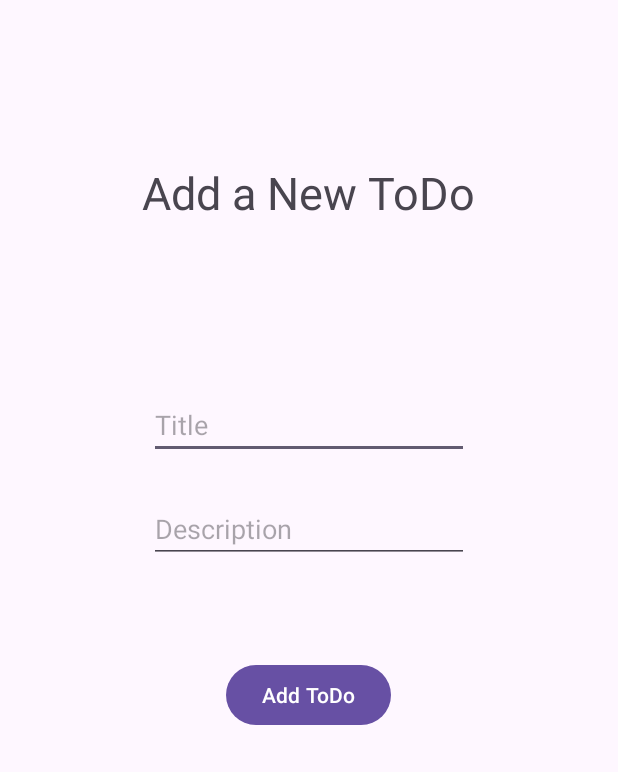
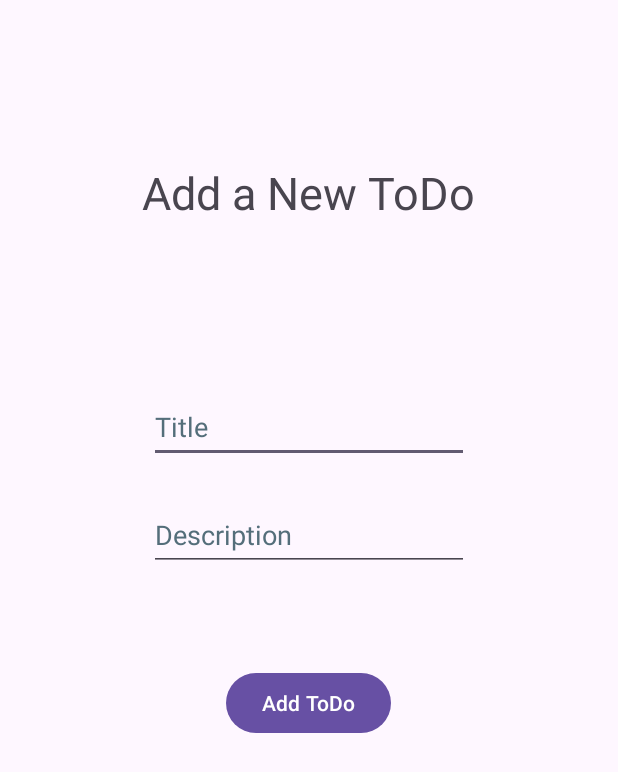
Before and after one commit to Pathum-Tharaka/ToDo-mobile-app, an Android app: the screen it shows after launch (AddToDo), after a tap on "Add ToDo", on a phone screen of 412 x 824 dp. Shown: the top 772 px of the screen. Run offline under Robolectric (Android 15) with nearby library versions, the phone set to English and light mode, and no system bars.

Commit message:
error change

```diff
--- a/app/src/main/java/com/example/mobileapp/AddToDo.kt
+++ b/app/src/main/java/com/example/mobileapp/AddToDo.kt
@@ -2,11 +2,10 @@ package com.example.mobileapp
 
 import android.content.Context
 import android.content.Intent
-import androidx.appcompat.app.AppCompatActivity
 import android.os.Bundle
-import android.view.View
 import android.widget.Button
 import android.widget.EditText
+import androidx.appcompat.app.AppCompatActivity
 
 
 class AddToDo : AppCompatActivity() {
--- a/app/src/main/java/com/example/mobileapp/EditToDo.kt
+++ b/app/src/main/java/com/example/mobileapp/EditToDo.kt
@@ -3,11 +3,10 @@ package com.example.mobileapp
 
 import android.content.Context
 import android.content.Intent
-import androidx.appcompat.app.AppCompatActivity
 import android.os.Bundle
-import android.view.View
 import android.widget.Button
 import android.widget.EditText
+import androidx.appcompat.app.AppCompatActivity
 
 class EditToDo : AppCompatActivity() {
 
--- a/app/src/main/java/com/example/mobileapp/MainActivity.kt
+++ b/app/src/main/java/com/example/mobileapp/MainActivity.kt
@@ -1,15 +1,15 @@
 package com.example.mobileapp
 
+import android.annotation.SuppressLint
 import android.app.AlertDialog
 import android.content.Context
 import android.content.Intent
-import androidx.appcompat.app.AppCompatActivity
 import android.os.Bundle
-import android.view.View
 import android.widget.AdapterView
 import android.widget.Button
 import android.widget.ListView
 import android.widget.TextView
+import androidx.appcompat.app.AppCompatActivity
 
 
 class MainActivity : AppCompatActivity() {
@@ -21,6 +21,7 @@ class MainActivity : AppCompatActivity() {
     private lateinit var dbHandler: DbHandler
     private lateinit var toDos: MutableList<ToDo>
 
+    @SuppressLint("SetTextI18n")
     override fun onCreate(savedInstanceState: Bundle?) {
         super.onCreate(savedInstanceState)
         setContentView(R.layout.activity_main)
--- a/app/src/main/java/com/example/mobileapp/ToDoAdapter.kt
+++ b/app/src/main/java/com/example/mobileapp/ToDoAdapter.kt
@@ -1,6 +1,7 @@
 package com.example.mobileapp
 
 
+import android.annotation.SuppressLint
 import android.content.Context
 import android.view.LayoutInflater
 import android.view.View
@@ -14,6 +15,7 @@ class ToDoAdapter(context: Context, private val resource: Int, private val todos
 
     private val inflater = LayoutInflater.from(context)
 
+    @SuppressLint("ViewHolder")
     override fun getView(position: Int, convertView: View?, parent: ViewGroup): View {
         val row = inflater.inflate(resource, parent, false)
 
--- a/app/src/main/res/layout/activity_add_to_do.xml
+++ b/app/src/main/res/layout/activity_add_to_do.xml
@@ -23,26 +23,30 @@
         android:layout_width="wrap_content"
         android:layout_height="wrap_content"
         android:layout_marginTop="112dp"
+        android:autofillHints="titles"
         android:ems="10"
+        android:hint="@string/title"
         android:inputType="textPersonName"
-        android:hint="@string/title"
+        android:minHeight="48dp"
+        android:textColorHint="#546E7A"
         app:layout_constraintEnd_toEndOf="parent"
         app:layout_constraintStart_toStartOf="parent"
-        app:layout_constraintTop_toBottomOf="@+id/title"
-        android:autofillHints="titles" />
+        app:layout_constraintTop_toBottomOf="@+id/title" />
 
     <EditText
         android:id="@+id/editTextDescription"
         android:layout_width="wrap_content"
         android:layout_height="wrap_content"
         android:layout_marginTop="24dp"
+        android:autofillHints="description"
         android:ems="10"
+        android:hint="@string/description"
         android:inputType="textPersonName"
-        android:hint="@string/description"
+        android:minHeight="48dp"
+        android:textColorHint="#546E7A"
         app:layout_constraintEnd_toEndOf="parent"
         app:layout_constraintStart_toStartOf="parent"
-        app:layout_constraintTop_toBottomOf="@+id/editTextTitle"
-        android:autofillHints="description" />
+        app:layout_constraintTop_toBottomOf="@+id/editTextTitle" />
 
     <Button
         android:id="@+id/buttonAdd"
--- a/app/src/main/res/layout/activity_main.xml
+++ b/app/src/main/res/layout/activity_main.xml
@@ -5,7 +5,8 @@
     android:layout_width="match_parent"
     android:layout_height="match_parent"
     android:background="#7DBDD5"
-    tools:context=".MainActivity">
+    tools:context=".MainActivity"
+    tools:ignore="VisualLintBounds">
 
     <ListView
         android:id="@+id/todolist"
```
Also changed, not shown: app/src/main/res/layout/activity_edit_to_do.xml (+8 -3 lines).
